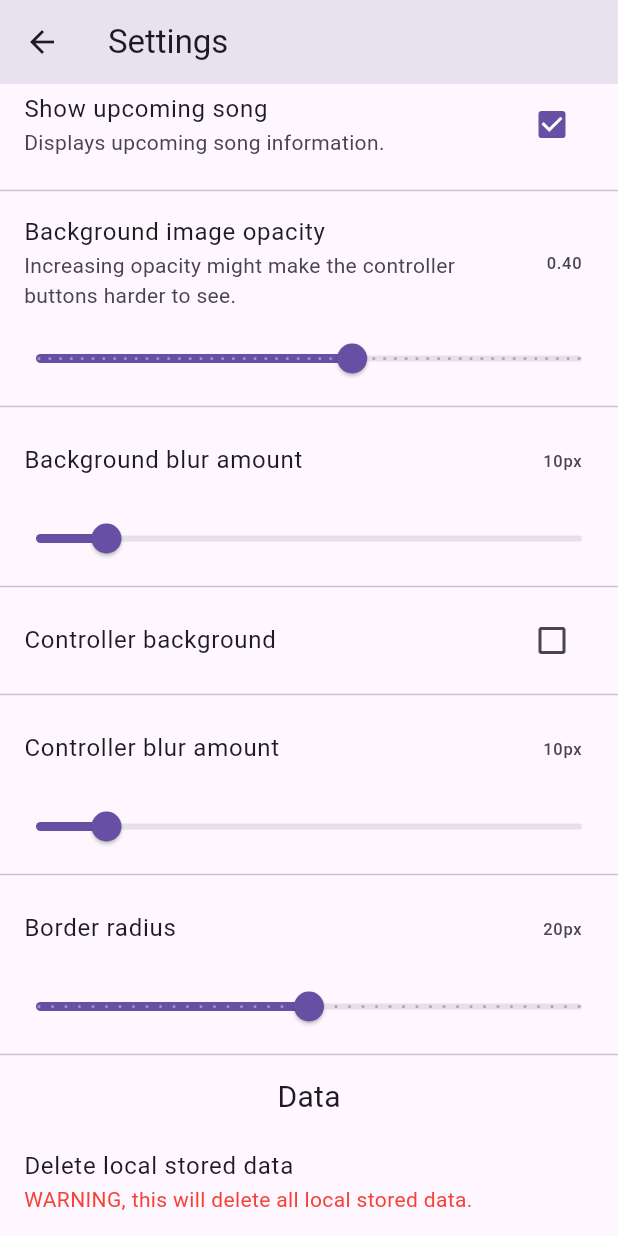
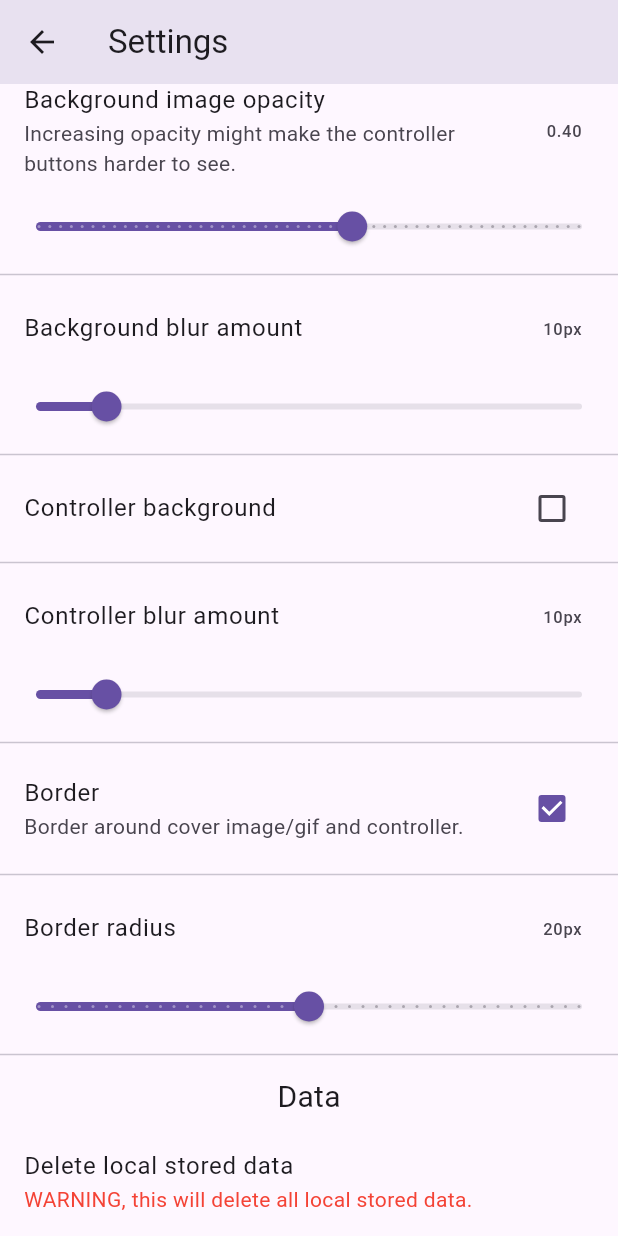
Before and after one commit to KRSLS/kradio, a Flutter app: the Settings screen opened directly, scrolled down 576 dp, after a tap on "Controller background", on a phone screen of 412 x 824 dp. Run offline on Flutter 3.47's test engine with Material 3 defaults, Android fonts, the phone set to English and light mode, and no system bars; our stand-ins replace internet_connection_checker_plus, share_plus, shared_preferences; missing offline and left inert: headset_connection_event, radio_player; accounts and stored records are empty; network calls fail.

Commit message:
add new setting and ui feature
Added border & setting for border show/hide around cover image/gif and controller.

```diff
--- a/lib/globalSettings.dart
+++ b/lib/globalSettings.dart
@@ -22,6 +22,7 @@ class GlobalSettings {
   static bool notifyInternetLoss = true;
   static bool showNextSong = true;
   static bool stopPlayerOnDeviceDisconnect = true;
+  static bool border = true;
   static double borderRadiusMin = 0.0;
   static double borderRadiusMax = 40.0;
   static double borderRadius = 20.0;
@@ -49,6 +50,7 @@ class GlobalSettings {
     showNextSong = await prefs.getBool('showNextSong')!;
     stopPlayerOnDeviceDisconnect =
         await prefs.getBool('stopPlayerOnDeviceDisconnect')!;
+    border = await prefs.getBool('border')!;
     borderRadius = await prefs.getDouble('borderRadius')!;
 
     //get custom image url
@@ -88,6 +90,7 @@ class GlobalSettings {
     prefs.setBool('notifyInternetLoss', notifyInternetLoss);
     prefs.setBool('showNextSong', showNextSong);
     prefs.setBool('stopPlayerOnDeviceDisconnect', stopPlayerOnDeviceDisconnect);
+    prefs.setBool('border', border);
     prefs.setDouble('borderRadius', borderRadius);
 
     //save custom image url
--- a/lib/settings.dart
+++ b/lib/settings.dart
@@ -206,6 +206,17 @@ class _SettingsState extends State<Settings> {
               },
             ),
             Divider(),
+            CheckboxListTile(
+                title: Text('Border'),
+                subtitle: Text('Border around cover image/gif and controller.'),
+                value: GlobalSettings.border,
+                onChanged: (value) {
+                  setState(() {
+                    GlobalSettings.border = value!;
+                  });
+                  GlobalSettings.saveSettings();
+                }),
+            Divider(),
             ListTile(
               title: Text('Border radius'),
               trailing:
```
Also changed, not shown: lib/home.dart (+25 -4 lines).
